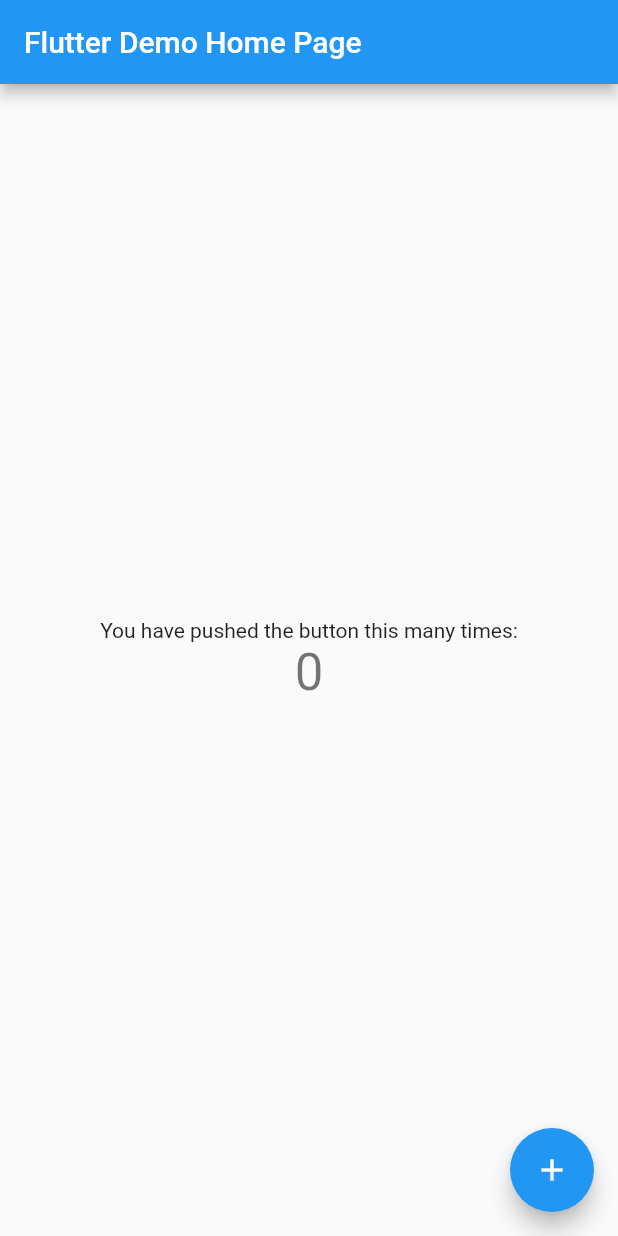
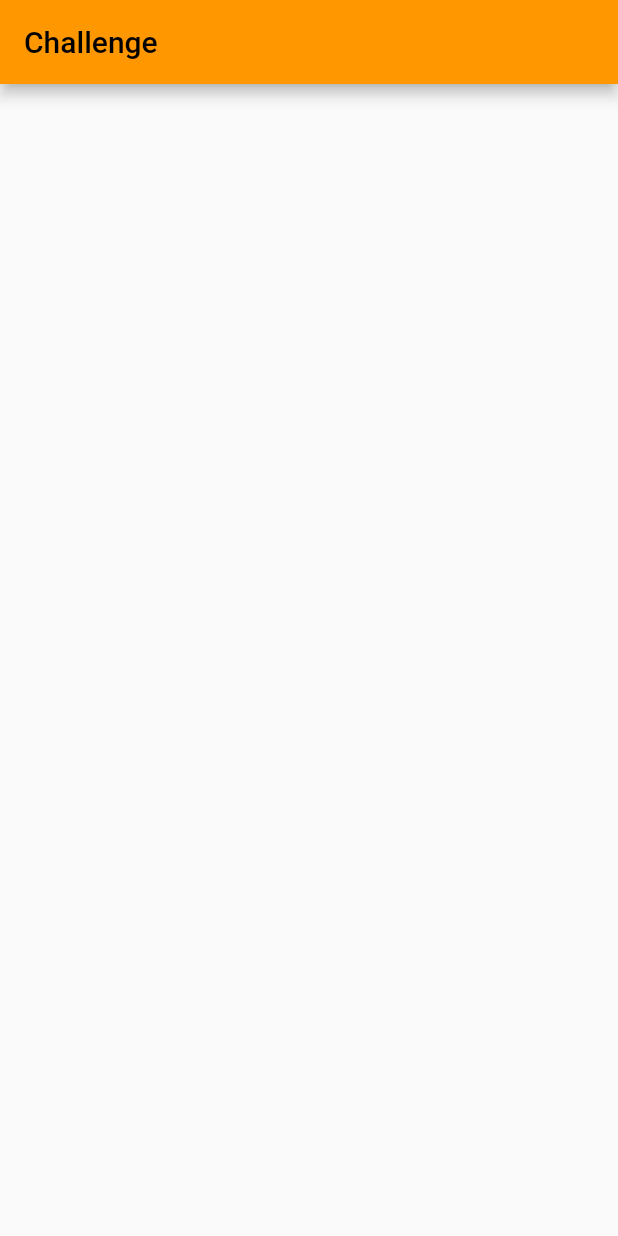
Before and after one commit to brahmed/Container-ui-challenge, a Flutter app: the screen it shows after launch, on a phone screen of 412 x 824 dp. Run offline on Flutter 3.47's test engine with Material 2 defaults, Android fonts, the phone set to English and light mode, and no system bars.

Commit message:
Remove unused code.

```diff
--- a/lib/main.dart
+++ b/lib/main.dart
@@ -7,109 +7,30 @@
 class MyApp extends StatelessWidget {
   const MyApp({Key? key}) : super(key: key);
 
-  // This widget is the root of your application.
   @override
   Widget build(BuildContext context) {
     return MaterialApp(
-      title: 'Flutter Demo',
+      title: 'Challenge',
       theme: ThemeData(
-        // This is the theme of your application.
-        //
-        // Try running your application with "flutter run". You'll see the
-        // application has a blue toolbar. Then, without quitting the app, try
-        // changing the primarySwatch below to Colors.green and then invoke
-        // "hot reload" (press "r" in the console where you ran "flutter run",
-        // or simply save your changes to "hot reload" in a Flutter IDE).
-        // Notice that the counter didn't reset back to zero; the application
-        // is not restarted.
-        primarySwatch: Colors.blue,
+        primarySwatch: Colors.orange,
       ),
-      home: const MyHomePage(title: 'Flutter Demo Home Page'),
+      home: const MyHomePage(title: 'Challenge'),
     );
   }
 }
 
-class MyHomePage extends StatefulWidget {
-  const MyHomePage({Key? key, required this.title}) : super(key: key);
-
-  // This widget is the home page of your application. It is stateful, meaning
-  // that it has a State object (defined below) that contains fields that affect
-  // how it looks.
-
-  // This class is the configuration for the state. It holds the values (in this
-  // case the title) provided by the parent (in this case the App widget) and
-  // used by the build method of the State. Fields in a Widget subclass are
-  // always marked "final".
-
+class MyHomePage extends StatelessWidget {
   final String title;
 
-  @override
-  State<MyHomePage> createState() => _MyHomePageState();
-}
-
-class _MyHomePageState extends State<MyHomePage> {
-  int _counter = 0;
-
-  void _incrementCounter() {
-    setState(() {
-      // This call to setState tells the Flutter framework that something has
-      // changed in this State, which causes it to rerun the build method below
-      // so that the display can reflect the updated values. If we changed
-      // _counter without calling setState(), then the build method would not be
-      // called again, and so nothing would appear to happen.
-      _counter++;
-    });
-  }
+  const MyHomePage({required this.title, Key? key}) : super(key: key);
 
   @override
   Widget build(BuildContext context) {
-    // This method is rerun every time setState is called, for instance as done
-    // by the _incrementCounter method above.
-    //
-    // The Flutter framework has been optimized to make rerunning build methods
-    // fast, so that you can just rebuild anything that needs updating rather
-    // than having to individually change instances of widgets.
     return Scaffold(
       appBar: AppBar(
-        // Here we take the value from the MyHomePage object that was created by
-        // the App.build method, and use it to set our appbar title.
-        title: Text(widget.title),
+        title: Text(title),
       ),
-      body: Center(
-        // Center is a layout widget. It takes a single child and positions it
-        // in the middle of the parent.
-        child: Column(
-          // Column is also a layout widget. It takes a list of children and
-          // arranges them vertically. By default, it sizes itself to fit its
-          // children horizontally, and tries to be as tall as its parent.
-          //
-          // Invoke "debug painting" (press "p" in the console, choose the
-          // "Toggle Debug Paint" action from the Flutter Inspector in Android
-          // Studio, or the "Toggle Debug Paint" command in Visual Studio Code)
-          // to see the wireframe for each widget.
-          //
-          // Column has various properties to control how it sizes itself and
-          // how it positions its children. Here we use mainAxisAlignment to
-          // center the children vertically; the main axis here is the vertical
-          // axis because Columns are vertical (the cross axis would be
-          // horizontal).
-          mainAxisAlignment: MainAxisAlignment.center,
-          children: <Widget>[
-            const Text(
-              'You have pushed the button this many times:',
-            ),
-            Text(
-              '$_counter',
-              style: Theme.of(context).textTheme.headline4,
-            ),
-          ],
-        ),
-      ),
-      floatingActionButton: FloatingActionButton(
-        onPressed: _incrementCounter,
-        tooltip: 'Increment',
-        child: const Icon(Icons.add),
-      ), // This trailing comma makes auto-formatting nicer for build methods.
+      body: const Center(),
     );
   }
 }
```
Also changed, not shown: pubspec.yaml (+0 -38 lines), 1 other file.
